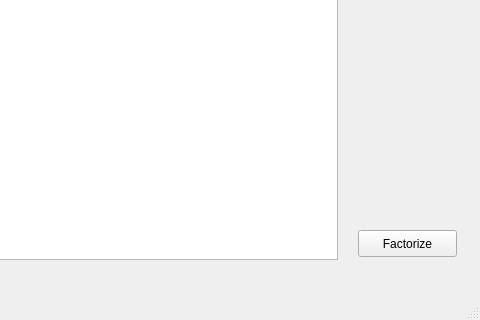
First picture: the form in lu_main_window.ui, repository diegonieto/visuallufactorization, before the edit; both pictures show x 132 to 612 and y 207 to 527 of the 612 by 527 pixel window.
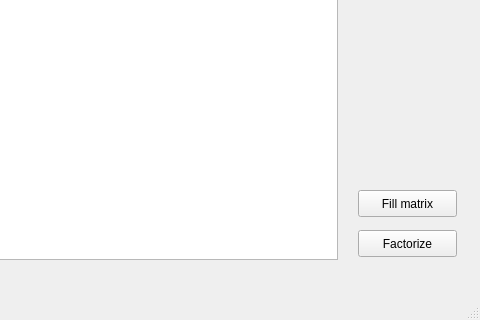
Second picture: the form after the edit.

Commit message: Factorizing the matrix

Diff of the .ui file:
```diff
--- a/lu_main_window.ui
+++ b/lu_main_window.ui
@@ -71,6 +71,19 @@
      <string>Size:</string>
     </property>
    </widget>
+   <widget class="QPushButton" name="pushButtonFill">
+    <property name="geometry">
+     <rect>
+      <x>490</x>
+      <y>380</y>
+      <width>99</width>
+      <height>27</height>
+     </rect>
+    </property>
+    <property name="text">
+     <string>Fill matrix</string>
+    </property>
+   </widget>
   </widget>
   <widget class="QMenuBar" name="menuBar">
    <property name="geometry">
```
Left out of the diff: 5 changed lines with no effect on the pictures. The commit also changes 3 other files.
